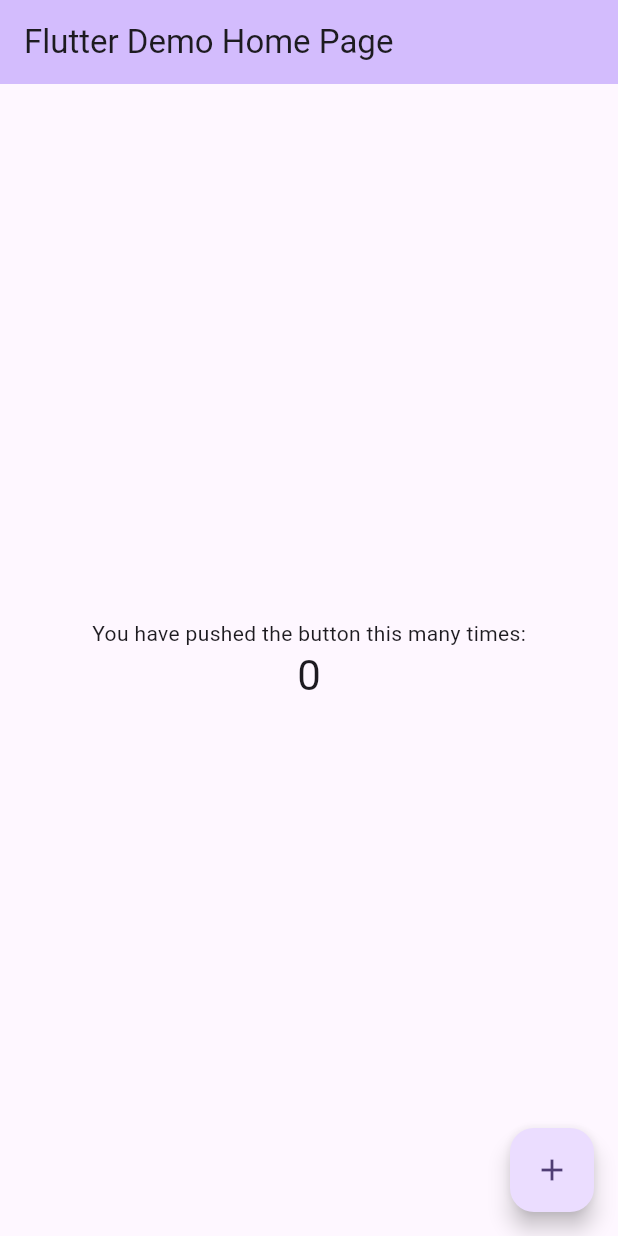
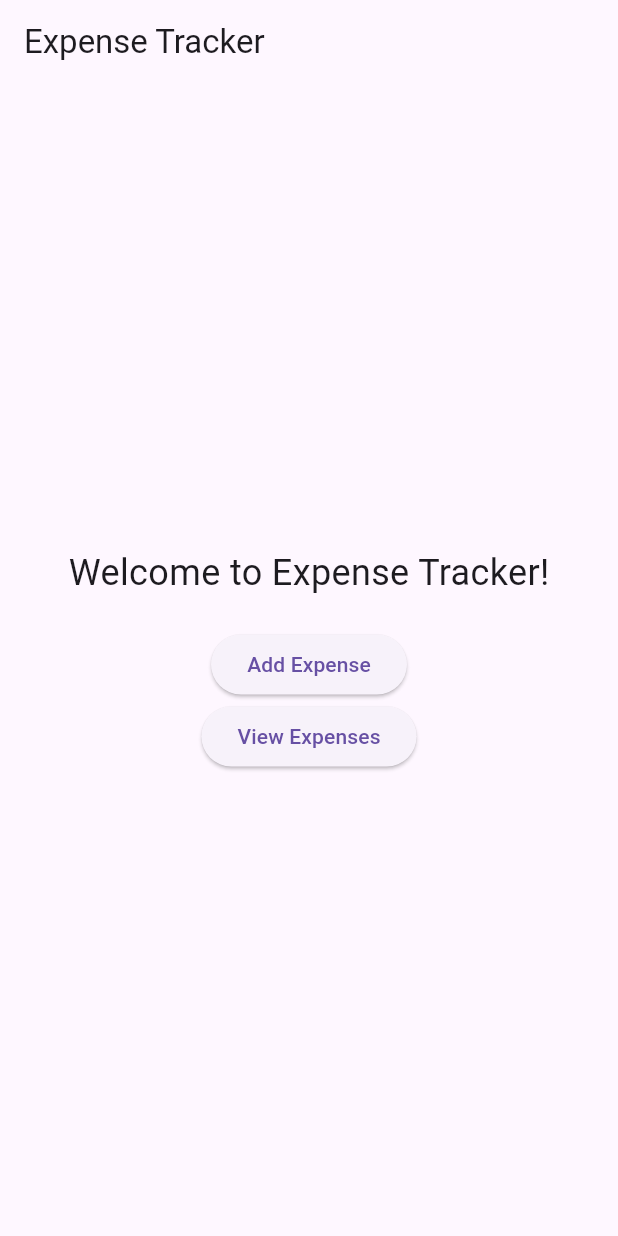
Before and after one commit to EbubekirKurt/ExpenseTrackerFlutter, a Flutter app: the screen it shows after launch, on a phone screen of 412 x 824 dp. Run offline on Flutter 3.47's test engine with Material 3 defaults, Android fonts, the phone set to English and light mode, and no system bars.

Commit message:
ana tema

```diff
--- a/lib/main.dart
+++ b/lib/main.dart
@@ -1,125 +1,168 @@
 import 'package:flutter/material.dart';
 
 void main() {
-  runApp(const MyApp());
+  runApp(ExpenseTrackerApp());
 }
 
-class MyApp extends StatelessWidget {
-  const MyApp({super.key});
-
-  // This widget is the root of your application.
+class ExpenseTrackerApp extends StatelessWidget {
   @override
   Widget build(BuildContext context) {
     return MaterialApp(
-      title: 'Flutter Demo',
+      title: 'Expense Tracker',
       theme: ThemeData(
-        // This is the theme of your application.
-        //
-        // TRY THIS: Try running your application with "flutter run". You'll see
-        // the application has a purple toolbar. Then, without quitting the app,
-        // try changing the seedColor in the colorScheme below to Colors.green
-        // and then invoke "hot reload" (save your changes or press the "hot
-        // reload" button in a Flutter-supported IDE, or press "r" if you used
-        // the command line to start the app).
-        //
-        // Notice that the counter didn't reset back to zero; the application
-        // state is not lost during the reload. To reset the state, use hot
-        // restart instead.
-        //
-        // This works for code too, not just values: Most code changes can be
-        // tested with just a hot reload.
-        colorScheme: ColorScheme.fromSeed(seedColor: Colors.deepPurple),
-        useMaterial3: true,
+        primarySwatch: Colors.blue,
+        visualDensity: VisualDensity.adaptivePlatformDensity,
       ),
-      home: const MyHomePage(title: 'Flutter Demo Home Page'),
+      home: HomeScreen(),
     );
   }
 }
 
-class MyHomePage extends StatefulWidget {
-  const MyHomePage({super.key, required this.title});
+class HomeScreen extends StatelessWidget {
+  @override
+  Widget build(BuildContext context) {
+    return Scaffold(
+      appBar: AppBar(
+        title: Text('Expense Tracker'),
+      ),
+      body: Center(
+        child: Column(
+          mainAxisAlignment: MainAxisAlignment.center,
+          children: <Widget>[
+            Text(
+              'Welcome to Expense Tracker!',
+              style: TextStyle(fontSize: 24),
+            ),
+            SizedBox(height: 20),
+            ElevatedButton(
+              onPressed: () {
+                Navigator.push(
+                  context,
+                  MaterialPageRoute(builder: (context) => AddExpenseScreen()),
+                );
+              },
+              child: Text('Add Expense'),
+            ),
+            ElevatedButton(
+              onPressed: () {
+                Navigator.push(
+                  context,
+                  MaterialPageRoute(builder: (context) => ViewExpensesScreen()),
+                );
+              },
+              child: Text('View Expenses'),
+            ),
+          ],
+        ),
+      ),
+    );
+  }
+}
 
-  // This widget is the home page of your application. It is stateful, meaning
-  // that it has a State object (defined below) that contains fields that affect
-  // how it looks.
+class AddExpenseScreen extends StatefulWidget {
+  @override
+  _AddExpenseScreenState createState() => _AddExpenseScreenState();
+}
 
-  // This class is the configuration for the state. It holds the values (in this
-  // case the title) provided by the parent (in this case the App widget) and
-  // used by the build method of the State. Fields in a Widget subclass are
-  // always marked "final".
+class _AddExpenseScreenState extends State<AddExpenseScreen> {
+  final _formKey = GlobalKey<FormState>();
+  final _descriptionController = TextEditingController();
+  final _amountController = TextEditingController();
 
-  final String title;
+  void _saveExpense() {
+    if (_formKey.currentState!.validate()) {
+      final description = _descriptionController.text;
+      final amount = double.parse(_amountController.text);
+
+      // Save the expense (in-memory list for demonstration)
+      expenses.add(Expense(description: description, amount: amount));
+
+      Navigator.pop(context);
+    }
+  }
 
   @override
-  State<MyHomePage> createState() => _MyHomePageState();
-}
-
-class _MyHomePageState extends State<MyHomePage> {
-  int _counter = 0;
-
-  void _incrementCounter() {
-    setState(() {
-      // This call to setState tells the Flutter framework that something has
-      // changed in this State, which causes it to rerun the build method below
-      // so that the display can reflect the updated values. If we changed
-      // _counter without calling setState(), then the build method would not be
-      // called again, and so nothing would appear to happen.
-      _counter++;
-    });
+  void dispose() {
+    _descriptionController.dispose();
+    _amountController.dispose();
+    super.dispose();
   }
 
   @override
   Widget build(BuildContext context) {
-    // This method is rerun every time setState is called, for instance as done
-    // by the _incrementCounter method above.
-    //
-    // The Flutter framework has been optimized to make rerunning build methods
-    // fast, so that you can just rebuild anything that needs updating rather
-    // than having to individually change instances of widgets.
     return Scaffold(
       appBar: AppBar(
-        // TRY THIS: Try changing the color here to a specific color (to
-        // Colors.amber, perhaps?) and trigger a hot reload to see the AppBar
-        // change color while the other colors stay the same.
-        backgroundColor: Theme.of(context).colorScheme.inversePrimary,
-        // Here we take the value from the MyHomePage object that was created by
-        // the App.build method, and use it to set our appbar title.
-        title: Text(widget.title),
+        title: Text('Add Expense'),
       ),
-      body: Center(
-        // Center is a layout widget. It takes a single child and positions it
-        // in the middle of the parent.
-        child: Column(
-          // Column is also a layout widget. It takes a list of children and
-          // arranges them vertically. By default, it sizes itself to fit its
-          // children horizontally, and tries to be as tall as its parent.
-          //
-          // Column has various properties to control how it sizes itself and
-          // how it positions its children. Here we use mainAxisAlignment to
-          // center the children vertically; the main axis here is the vertical
-          // axis because Columns are vertical (the cross axis would be
-          // horizontal).
-          //
-          // TRY THIS: Invoke "debug painting" (choose the "Toggle Debug Paint"
-          // action in the IDE, or press "p" in the console), to see the
-          // wireframe for each widget.
-          mainAxisAlignment: MainAxisAlignment.center,
-          children: <Widget>[
-            const Text(
-              'You have pushed the button this many times:',
-            ),
-            Text(
-              '$_counter',
-              style: Theme.of(context).textTheme.headlineMedium,
-            ),
-          ],
+      body: Padding(
+        padding: const EdgeInsets.all(16.0),
+        child: Form(
+          key: _formKey,
+          child: Column(
+            children: <Widget>[
+              TextFormField(
+                controller: _descriptionController,
+                decoration: InputDecoration(labelText: 'Description'),
+                validator: (value) {
+                  if (value == null || value.isEmpty) {
+                    return 'Please enter a description';
+                  }
+                  return null;
+                },
+              ),
+              TextFormField(
+                controller: _amountController,
+                decoration: InputDecoration(labelText: 'Amount'),
+                keyboardType: TextInputType.number,
+                validator: (value) {
+                  if (value == null || value.isEmpty) {
+                    return 'Please enter an amount';
+                  }
+                  if (double.tryParse(value) == null) {
+                    return 'Please enter a valid number';
+                  }
+                  return null;
+                },
+              ),
+              SizedBox(height: 20),
+              ElevatedButton(
+                onPressed: _saveExpense,
+                child: Text('Save Expense'),
+              ),
+            ],
+          ),
         ),
       ),
-      floatingActionButton: FloatingActionButton(
-        onPressed: _incrementCounter,
-        tooltip: 'Increment',
-        child: const Icon(Icons.add),
-      ), // This trailing comma makes auto-formatting nicer for build methods.
     );
   }
 }
+
+class ViewExpensesScreen extends StatelessWidget {
+  @override
+  Widget build(BuildContext context) {
+    return Scaffold(
+      appBar: AppBar(
+        title: Text('View Expenses'),
+      ),
+      body: ListView.builder(
+        itemCount: expenses.length,
+        itemBuilder: (context, index) {
+          final expense = expenses[index];
+          return ListTile(
+            title: Text(expense.description),
+            subtitle: Text('\$${expense.amount.toStringAsFixed(2)}'),
+          );
+        },
+      ),
+    );
+  }
+}
+
+class Expense {
+  final String description;
+  final double amount;
+
+  Expense({required this.description, required this.amount});
+}
+
+List<Expense> expenses = [];
```
